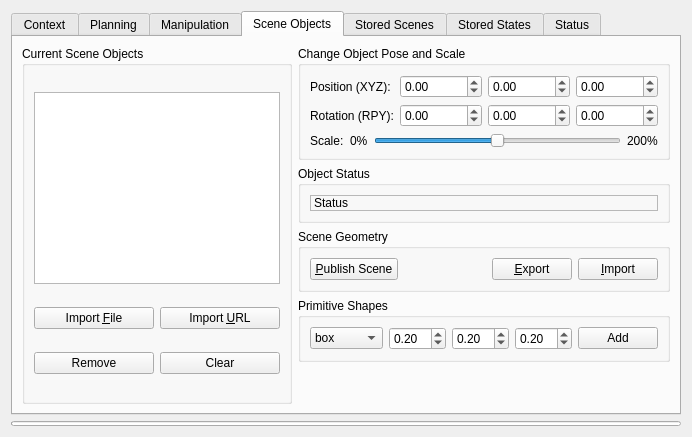
Before: the Qt Designer form moveit_ros/visualization/motion_planning_rviz_plugin/src/ui/motion_planning_rviz_plugin_frame.ui in moveit/moveit, drawn with Qt 5.
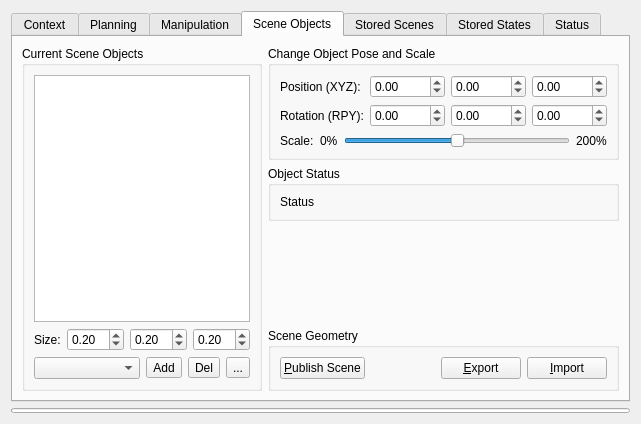
After: the same form once the commit is applied. Icons and pictures are not drawn. Custom widgets are drawn as their Qt base class.

Commit message:
Unify UI of adding primitive and mesh shapes
- Remove "Import from File" and "Import from URL" buttons,
  but add those options as item in the shape combobox
- Integrate MotionPlanningFrame::addObject() into MotionPlanningFrame::addSceneObject()

```diff
--- a/moveit_ros/visualization/motion_planning_rviz_plugin/src/ui/motion_planning_rviz_plugin_frame.ui
+++ b/moveit_ros/visualization/motion_planning_rviz_plugin/src/ui/motion_planning_rviz_plugin_frame.ui
@@ -6,8 +6,8 @@
    <rect>
     <x>0</x>
     <y>0</y>
-    <width>692</width>
-    <height>437</height>
+    <width>630</width>
+    <height>424</height>
    </rect>
   </property>
   <property name="windowTitle">
@@ -937,6 +937,255 @@
        <string>Scene Objects</string>
       </attribute>
       <layout class="QGridLayout" name="gridLayout_4">
+       <item row="3" column="1">
+        <widget class="QGroupBox" name="groupBox3">
+         <property name="title">
+          <string>Scene Geometry</string>
+         </property>
+         <layout class="QHBoxLayout" name="horizontalLayout_14">
+          <item>
+           <widget class="QPushButton" name="publish_current_scene_button">
+            <property name="sizePolicy">
+             <sizepolicy hsizetype="MinimumExpanding" vsizetype="Preferred">
+              <horstretch>0</horstretch>
+              <verstretch>0</verstretch>
+             </sizepolicy>
+            </property>
+            <property name="text">
+             <string>&amp;Publish Scene</string>
+            </property>
+           </widget>
+          </item>
+          <item>
+           <spacer name="horizontalSpacer_2">
+            <property name="orientation">
+             <enum>Qt::Horizontal</enum>
+            </property>
+            <property name="sizeHint" stdset="0">
+             <size>
+              <width>40</width>
+              <height>20</height>
+             </size>
+            </property>
+           </spacer>
+          </item>
+          <item>
+           <widget class="QPushButton" name="export_scene_geometry_text_button">
+            <property name="toolTip">
+             <string>Export scene geometry to a .scene file (only geometry information is preserved)</string>
+            </property>
+            <property name="text">
+             <string>&amp;Export</string>
+            </property>
+           </widget>
+          </item>
+          <item>
+           <widget class="QPushButton" name="import_scene_geometry_text_button">
+            <property name="toolTip">
+             <string>Import scene geometry from a .scene file (only geometry information is preserved)</string>
+            </property>
+            <property name="text">
+             <string>&amp;Import</string>
+            </property>
+           </widget>
+          </item>
+         </layout>
+        </widget>
+       </item>
+       <item row="1" column="1">
+        <widget class="QGroupBox" name="groupBox_5">
+         <property name="title">
+          <string>Object Status</string>
+         </property>
+         <layout class="QVBoxLayout" name="verticalLayout_12">
+          <item>
+           <widget class="QLabel" name="object_status">
+            <property name="enabled">
+             <bool>true</bool>
+            </property>
+            <property name="frameShape">
+             <enum>QFrame::NoFrame</enum>
+            </property>
+            <property name="frameShadow">
+             <enum>QFrame::Raised</enum>
+            </property>
+            <property name="text">
+             <string>Status</string>
+            </property>
+            <property name="textFormat">
+             <enum>Qt::AutoText</enum>
+            </property>
+            <property name="WordWrap" stdset="0">
+             <bool>true</bool>
+            </property>
+           </widget>
+          </item>
+         </layout>
+        </widget>
+       </item>
+       <item row="0" column="0" rowspan="4">
+        <widget class="QGroupBox" name="groupBox_8">
+         <property name="title">
+          <string>Current Scene Objects</string>
+         </property>
+         <layout class="QVBoxLayout" name="verticalLayout_17">
+          <item>
+           <widget class="QListWidget" name="collision_objects_list">
+            <property name="sizePolicy">
+             <sizepolicy hsizetype="Expanding" vsizetype="Expanding">
+              <horstretch>0</horstretch>
+              <verstretch>0</verstretch>
+             </sizepolicy>
+            </property>
+            <property name="toolTip">
+             <string>Press Ctrl+C to duplicate an object</string>
+            </property>
+            <property name="editTriggers">
+             <set>QAbstractItemView::DoubleClicked|QAbstractItemView::EditKeyPressed</set>
+            </property>
+           </widget>
+          </item>
+          <item>
+           <widget class="QFrame" name="frame_4">
+            <property name="sizePolicy">
+             <sizepolicy hsizetype="Preferred" vsizetype="Preferred">
+              <horstretch>0</horstretch>
+              <verstretch>0</verstretch>
+             </sizepolicy>
+            </property>
+            <layout class="QVBoxLayout" name="verticalLayout_16">
+             <property name="leftMargin">
+              <number>0</number>
+             </property>
+             <property name="topMargin">
+              <number>0</number>
+             </property>
+             <property name="rightMargin">
+              <number>0</number>
+             </property>
+             <property name="bottomMargin">
+              <number>0</number>
+             </property>
+             <item>
+              <layout class="QHBoxLayout" name="horizontalLayout_16">
+               <item>
+                <widget class="QLabel" name="label_5">
+                 <property name="sizePolicy">
+                  <sizepolicy hsizetype="Minimum" vsizetype="Preferred">
+                   <horstretch>0</horstretch>
+                   <verstretch>0</verstretch>
+                  </sizepolicy>
+                 </property>
+                 <property name="text">
+                  <string>Size:</string>
+                 </property>
+                </widget>
+               </item>
+               <item>
+                <widget class="QDoubleSpinBox" name="shape_size_x_spin_box">
+                 <property name="singleStep">
+                  <double>0.050000000000000</double>
+                 </property>
+                 <property name="value">
+                  <double>0.200000000000000</double>
+                 </property>
+                </widget>
+               </item>
+               <item>
+                <widget class="QDoubleSpinBox" name="shape_size_z_spin_box">
+                 <property name="singleStep">
+                  <double>0.050000000000000</double>
+                 </property>
+                 <property name="value">
+                  <double>0.200000000000000</double>
+                 </property>
+                </widget>
+               </item>
+               <item>
+                <widget class="QDoubleSpinBox" name="shape_size_y_spin_box">
+                 <property name="singleStep">
+                  <double>0.050000000000000</double>
+                 </property>
+                 <property name="value">
+                  <double>0.200000000000000</double>
+                 </property>
+                </widget>
+               </item>
+              </layout>
+             </item>
+             <item>
+              <layout class="QHBoxLayout" name="horizontalLayout_13">
+               <item>
+                <widget class="QComboBox" name="shapes_combo_box"/>
+               </item>
+               <item>
+                <widget class="QToolButton" name="add_object_button">
+                 <property name="sizePolicy">
+                  <sizepolicy hsizetype="Fixed" vsizetype="Fixed">
+                   <horstretch>0</horstretch>
+                   <verstretch>0</verstretch>
+                  </sizepolicy>
+                 </property>
+                 <property name="toolTip">
+                  <string>Add object at scene's origin</string>
+                 </property>
+                 <property name="text">
+                  <string>Add</string>
+                 </property>
+                 <property name="icon">
+                  <iconset theme="list-add">
+                   <normaloff>.</normaloff>.</iconset>
+                 </property>
+                </widget>
+               </item>
+               <item>
+                <widget class="QToolButton" name="remove_object_button">
+                 <property name="sizePolicy">
+                  <sizepolicy hsizetype="Fixed" vsizetype="Fixed">
+                   <horstretch>0</horstretch>
+                   <verstretch>0</verstretch>
+                  </sizepolicy>
+                 </property>
+                 <property name="toolTip">
+                  <string>Remove selected object</string>
+                 </property>
+                 <property name="text">
+                  <string>Del</string>
+                 </property>
+                 <property name="icon">
+                  <iconset theme="list-remove">
+                   <normaloff>.</normaloff>.</iconset>
+                 </property>
+                </widget>
+               </item>
+               <item>
+                <widget class="QToolButton" name="clear_scene_button">
+                 <property name="sizePolicy">
+                  <sizepolicy hsizetype="Fixed" vsizetype="Fixed">
+                   <horstretch>0</horstretch>
+                   <verstretch>0</verstretch>
+                  </sizepolicy>
+                 </property>
+                 <property name="toolTip">
+                  <string>Clear planning scene</string>
+                 </property>
+                 <property name="text">
+                  <string>...</string>
+                 </property>
+                 <property name="icon">
+                  <iconset theme="edit-clear">
+                   <normaloff>.</normaloff>.</iconset>
+                 </property>
+                </widget>
+               </item>
+              </layout>
+             </item>
+            </layout>
+           </widget>
+          </item>
+         </layout>
+        </widget>
+       </item>
        <item row="0" column="1">
         <widget class="QGroupBox" name="pose_scale_group_box">
          <property name="title">
@@ -1102,121 +1351,7 @@
          </layout>
         </widget>
        </item>
-       <item row="0" column="0" rowspan="5">
-        <widget class="QGroupBox" name="groupBox_8">
-         <property name="toolTip">
-          <string>Press Ctrl+C to duplicate an object</string>
-         </property>
-         <property name="title">
-          <string>Current Scene Objects</string>
-         </property>
-         <layout class="QGridLayout" name="gridLayout_8">
-          <item row="4" column="0">
-           <widget class="QPushButton" name="remove_object_button">
-            <property name="text">
-             <string>Remove</string>
-            </property>
-           </widget>
-          </item>
-          <item row="4" column="1">
-           <widget class="QPushButton" name="clear_scene_button">
-            <property name="text">
-             <string>Clear</string>
-            </property>
-           </widget>
-          </item>
-          <item row="2" column="0">
-           <widget class="QPushButton" name="import_object_file_button">
-            <property name="text">
-             <string>Import &amp;File</string>
-            </property>
-            <property name="toolTip">
-             <string>Import a mesh from file</string>
-            </property>
-           </widget>
-          </item>
-          <item row="0" column="0" colspan="2">
-           <widget class="QListWidget" name="collision_objects_list">
-            <property name="sizePolicy">
-             <sizepolicy hsizetype="Expanding" vsizetype="Fixed">
-              <horstretch>0</horstretch>
-              <verstretch>0</verstretch>
-             </sizepolicy>
-            </property>
-            <property name="editTriggers">
-             <set>QAbstractItemView::DoubleClicked|QAbstractItemView::EditKeyPressed</set>
-            </property>
-           </widget>
-          </item>
-          <item row="2" column="1">
-           <widget class="QPushButton" name="import_object_url_button">
-            <property name="text">
-             <string>Import &amp;URL</string>
-            </property>
-            <property name="toolTip">
-             <string>Import a mesh from URL</string>
-            </property>
-            </widget>
-          </item>
-         </layout>
-        </widget>
-       </item>
        <item row="2" column="1">
-        <widget class="QGroupBox" name="groupBox3">
-         <property name="title">
-          <string>Scene Geometry</string>
-         </property>
-         <layout class="QHBoxLayout" name="horizontalLayout_14">
-          <item>
-           <widget class="QPushButton" name="publish_current_scene_button">
-            <property name="sizePolicy">
-             <sizepolicy hsizetype="MinimumExpanding" vsizetype="Preferred">
-              <horstretch>0</horstretch>
-              <verstretch>0</verstretch>
-             </sizepolicy>
-            </property>
-            <property name="text">
-             <string>&amp;Publish Scene</string>
-            </property>
-           </widget>
-          </item>
-          <item>
-           <spacer name="horizontalSpacer_2">
-            <property name="orientation">
-             <enum>Qt::Horizontal</enum>
-            </property>
-            <property name="sizeHint" stdset="0">
-             <size>
-              <width>40</width>
-              <height>20</height>
-             </size>
-            </property>
-           </spacer>
-          </item>
-          <item>
-           <widget class="QPushButton" name="export_scene_geometry_text_button">
-            <property name="text">
-             <string>&amp;Export</string>
-            </property>
-            <property name="toolTip">
-             <string>Export scene geometry to a .scene file (only geometry information is preserved)</string>
-            </property>
-           </widget>
-          </item>
-          <item>
-           <widget class="QPushButton" name="import_scene_geometry_text_button">
-            <property name="text">
-             <string>&amp;Import</string>
-            </property>
-            <property name="toolTip">
-             <string>Import scene geometry from a .scene file (only geometry information is preserved)</string>
-            </property>
-           </widget>
-          </item>
-         </layout>
-        </widget>
-       </item>
-       <item row="4" column="1">
         <spacer name="verticalSpacer_4">
          <property name="orientation">
           <enum>Qt::Vertical</enum>
@@ -1229,119 +1364,6 @@
          </property>
         </spacer>
        </item>
-       <item row="1" column="1">
-        <widget class="QGroupBox" name="groupBox_5">
-         <property name="title">
-          <string>Object Status</string>
-         </property>
-         <layout class="QVBoxLayout" name="verticalLayout_12">
-          <item>
-           <widget class="QLabel" name="object_status">
-            <property name="enabled">
-             <bool>true</bool>
-            </property>
-            <property name="frameShape">
-             <enum>QFrame::StyledPanel</enum>
-            </property>
-            <property name="frameShadow">
-             <enum>QFrame::Raised</enum>
-            </property>
-            <property name="text">
-             <string>Status</string>
-            </property>
-            <property name="textFormat">
-             <enum>Qt::AutoText</enum>
-            </property>
-            <property name="WordWrap" stdset="0">
-             <bool>true</bool>
-            </property>
-           </widget>
-          </item>
-         </layout>
-        </widget>
-       </item>
-       <item row="3" column="1">
-        <widget class="QGroupBox" name="groupBox_4">
-         <property name="sizePolicy">
-          <sizepolicy hsizetype="Preferred" vsizetype="Preferred">
-           <horstretch>0</horstretch>
-           <verstretch>0</verstretch>
-          </sizepolicy>
-         </property>
-         <property name="title">
-          <string>Primitive Shapes</string>
-         </property>
-         <layout class="QHBoxLayout" name="horizontalLayout_12">
-          <item>
-           <widget class="QComboBox" name="shapes_combo_box">
-            <item>
-             <property name="text">
-              <string>box</string>
-             </property>
-            </item>
-            <item>
-             <property name="text">
-              <string>sphere</string>
-             </property>
-            </item>
-            <item>
-             <property name="text">
-              <string>cone</string>
-             </property>
-            </item>
-            <item>
-             <property name="text">
-              <string>cylinder</string>
-             </property>
-            </item>
-           </widget>
-          </item>
-          <item>
-           <widget class="QDoubleSpinBox" name="shape_size_x_spin_box">
-            <property name="singleStep">
-             <double>0.050000000000000</double>
-            </property>
-            <property name="value">
-             <double>0.200000000000000</double>
-            </property>
-           </widget>
-          </item>
-          <item>
-           <widget class="QDoubleSpinBox" name="shape_size_y_spin_box">
-            <property name="singleStep">
-             <double>0.050000000000000</double>
-            </property>
-            <property name="value">
-             <double>0.200000000000000</double>
-            </property>
-           </widget>
-          </item>
-          <item>
-           <widget class="QDoubleSpinBox" name="shape_size_z_spin_box">
-            <property name="singleStep">
-             <double>0.050000000000000</double>
-            </property>
-            <property name="value">
-             <double>0.200000000000000</double>
-            </property>
-           </widget>
-          </item>
-          <item>
-           <widget class="QPushButton" name="add_shape_button">
-            <property name="sizePolicy">
-             <sizepolicy hsizetype="Minimum" vsizetype="Fixed">
-              <horstretch>0</horstretch>
-              <verstretch>0</verstretch>
-             </sizepolicy>
-            </property>
-            <property name="text">
-             <string>Add</string>
-            </property>
-           </widget>
-          </item>
-         </layout>
-        </widget>
-       </item>
       </layout>
      </widget>
      <widget class="QWidget" name="stored_plans">
```
Left out of the diff: 28 changed lines with no effect on the pictures. The commit also changes 3 other files.
